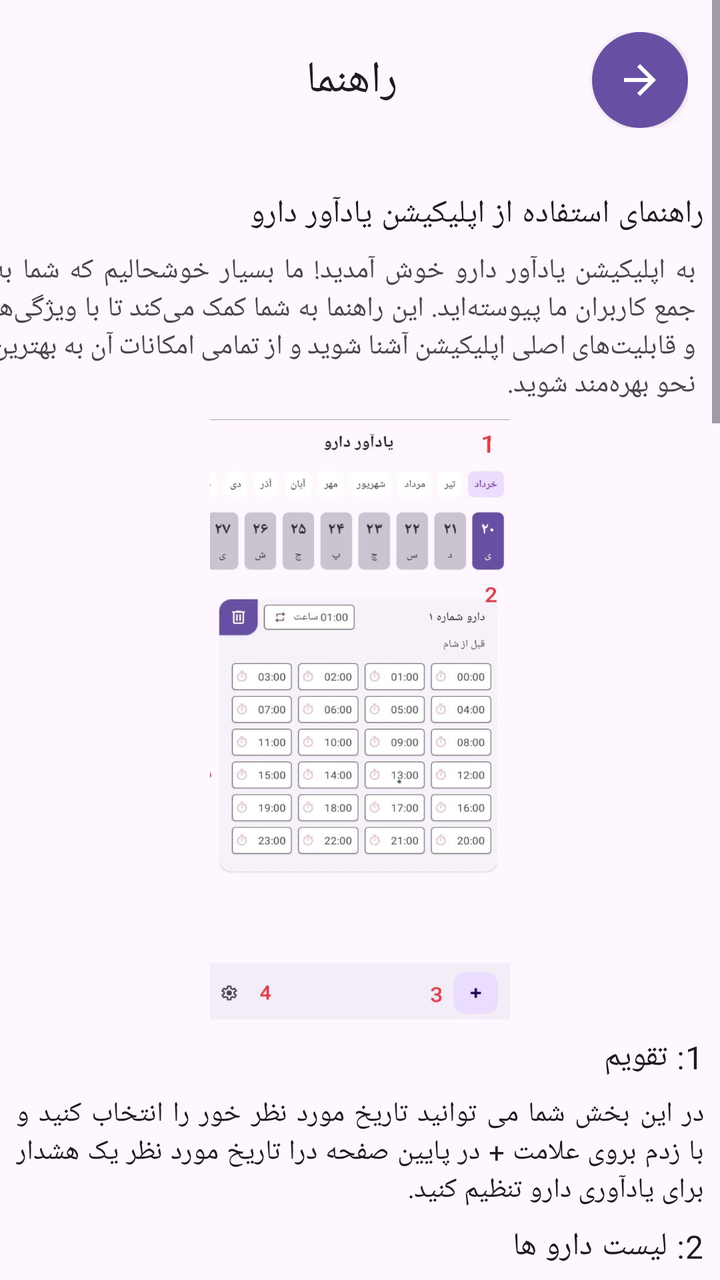
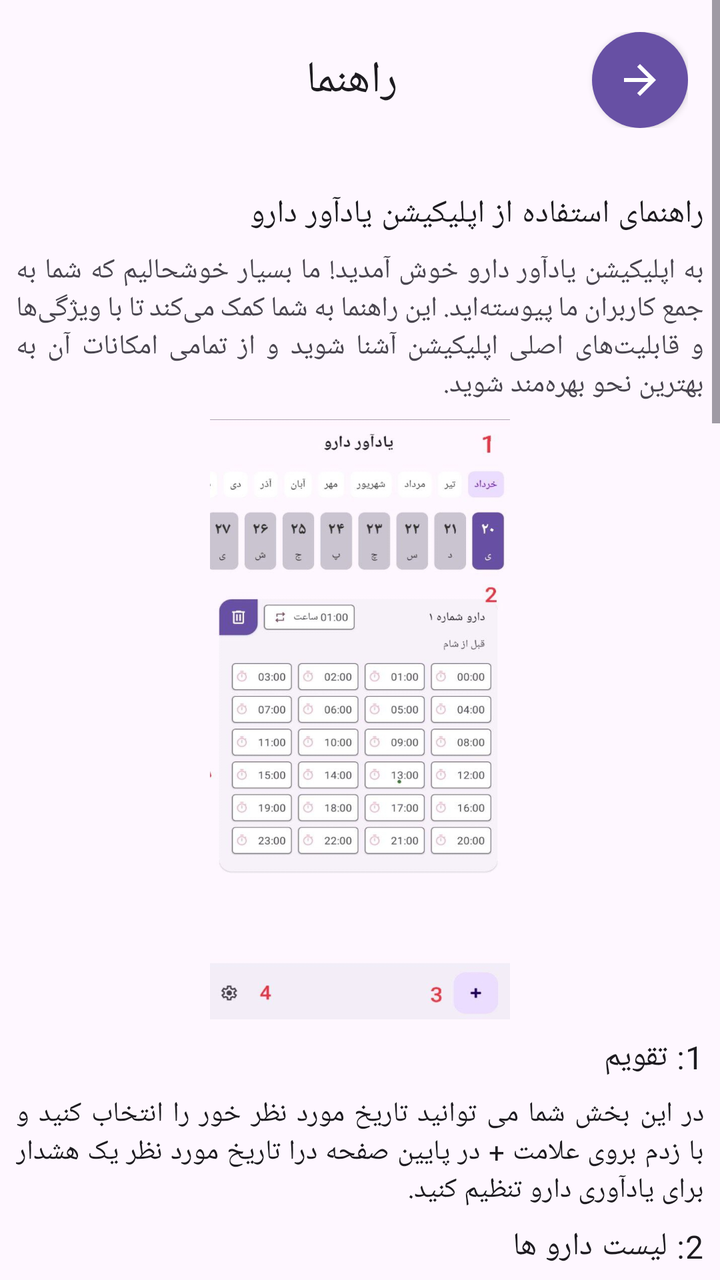

An Android layout rendered at two revisions. The XML below is the earlier revision; the diff shows what the commit changed to produce the second picture.
<!-- AndroidManifest.xml: application theme Theme.PillReminder -->
<!-- res/layout/activity_guid.xml -->
<?xml version="1.0" encoding="utf-8"?>
<androidx.constraintlayout.widget.ConstraintLayout xmlns:android="http://schemas.android.com/apk/res/android"
    xmlns:app="http://schemas.android.com/apk/res-auto"
    xmlns:tools="http://schemas.android.com/tools"
    android:layout_width="match_parent"
    android:layout_height="match_parent"
    tools:context=".Activity.GuidActivity">

    <ScrollView
        android:layout_width="match_parent"
        android:layout_height="match_parent"
        app:layout_constraintBottom_toBottomOf="parent"
        app:layout_constraintEnd_toEndOf="parent"
        app:layout_constraintStart_toStartOf="parent"
        app:layout_constraintTop_toTopOf="parent">

        <LinearLayout
            android:layout_width="match_parent"
            android:layout_height="wrap_content"
            android:gravity="center"
            android:layoutDirection="rtl"
            android:orientation="vertical">

            <androidx.constraintlayout.widget.ConstraintLayout
                android:id="@+id/constraintLayout"
                android:layout_width="match_parent"
                android:layout_height="match_parent"
                android:orientation="horizontal"
                android:padding="16dp"
                app:layout_constraintEnd_toEndOf="parent"
                app:layout_constraintStart_toStartOf="parent"
                app:layout_constraintTop_toTopOf="parent">

                <TextView
                    android:id="@+id/textView3"
                    android:layout_width="0dp"
                    android:layout_height="wrap_content"
                    android:layout_marginStart="8dp"
                    android:gravity="center"
                    android:text="راهنما"
                    android:textAppearance="@style/TextAppearance.Material3.TitleLarge"
                    app:layout_constraintBottom_toBottomOf="@+id/backBtn"
                    app:layout_constraintEnd_toEndOf="parent"
                    app:layout_constraintStart_toStartOf="parent"
                    app:layout_constraintTop_toTopOf="parent" />

                <ImageView
                    android:id="@+id/backBtn"
                    android:layout_width="wrap_content"
                    android:layout_height="wrap_content"
                    android:layout_gravity="start"
                    android:background="@drawable/button_background"
                    android:clickable="true"
                    android:contentDescription="@string/app_name"
                    android:elevation="2dp"
                    android:focusable="true"
                    android:padding="12dp"
                    android:tint="@color/white"
                    app:layout_constraintBottom_toBottomOf="parent"
                    app:layout_constraintStart_toStartOf="parent"
                    app:layout_constraintTop_toTopOf="parent"
                    app:srcCompat="@drawable/ic_arrow_back"
                    tools:ignore="UseAppTint" />

            </androidx.constraintlayout.widget.ConstraintLayout>

            <TextView
                android:id="@+id/textView7"
                android:layout_width="match_parent"
                android:layout_height="wrap_content"
                android:layout_marginHorizontal="8dp"
                android:layout_marginTop="16dp"
                android:text="راهنمای استفاده از اپلیکیشن یادآور دارو "
                android:textAppearance="@style/TextAppearance.Material3.BodyLarge" />

            <TextView
                android:id="@+id/textView9"
                android:layout_width="match_parent"
                android:layout_height="wrap_content"
                android:layout_marginStart="8dp"
                android:layout_marginTop="8dp"
                android:justificationMode="inter_word"
                android:text="به اپلیکیشن یادآور دارو خوش آمدید! ما بسیار خوشحالیم که شما به جمع کاربران ما پیوسته‌اید. این راهنما به شما کمک می‌کند تا با ویژگی‌ها و قابلیت‌های اصلی اپلیکیشن آشنا شوید و از تمامی امکانات آن به بهترین نحو بهره‌مند شوید." />

            <ImageView
                android:id="@+id/imageView"
                android:layout_width="150dp"
                android:layout_height="300dp"
                android:layout_marginTop="8dp"
                android:scaleType="fitXY"
                app:srcCompat="@drawable/image_1" />

            <TextView
                android:id="@+id/textView10"
                android:layout_width="match_parent"
                android:layout_height="wrap_content"
                android:layout_marginStart="8dp"
                android:layout_marginTop="8dp"
                android:layout_marginEnd="8dp"
                android:text="1: تقویم"
                android:textAppearance="@style/TextAppearance.Material3.BodyLarge"
                tools:layout_marginTop="8dp" />

            <TextView
                android:id="@+id/textView11"
                android:layout_width="match_parent"
                android:layout_height="wrap_content"
                android:layout_marginStart="8dp"
                android:layout_marginTop="8dp"
                android:layout_marginEnd="8dp"
                android:justificationMode="inter_word"
                android:text="در این بخش شما می توانید تاریخ مورد نظر خور را انتخاب کنید و با زدم بروی علامت + در پایین صفحه درا تاریخ مورد نظر یک هشدار برای یادآوری دارو تنظیم کنید."
                android:textAppearance="@style/TextAppearance.Material3.BodyMedium" />

            <TextView
                android:id="@+id/textView12"
                android:layout_width="match_parent"
                android:layout_height="wrap_content"
                android:layout_marginStart="8dp"
                android:layout_marginTop="8dp"
                android:layout_marginEnd="8dp"
                android:text="2: لیست دارو ها"
                android:textAppearance="@style/TextAppearance.Material3.BodyLarge" />

            <TextView
                android:id="@+id/textView13"
                android:layout_width="match_parent"
                android:layout_height="wrap_content"
                android:layout_marginStart="8dp"
                android:layout_marginTop="8dp"
                android:layout_marginEnd="8dp"
                android:justificationMode="inter_word"
                android:text="در این بخش لیست تمام دارو هایی که  در آن تاریخ انتخاب شده نمایش داده می شود."
                android:textAppearance="@style/TextAppearance.Material3.BodyMedium" />

            <TextView
                android:id="@+id/textView14"
                android:layout_width="match_parent"
                android:layout_height="wrap_content"
                android:layout_marginStart="8dp"
                android:layout_marginTop="8dp"
                android:text="3: افزودن یادآور"
                android:textAppearance="@style/TextAppearance.Material3.BodyLarge" />

            <TextView
                android:id="@+id/textView15"
                android:layout_width="match_parent"
                android:layout_height="wrap_content"
                android:layout_marginStart="8dp"
                android:layout_marginTop="8dp"
                android:layout_marginEnd="8dp"
                android:text="با فشردن علامت + وارد صفحه افزودن یادآور دارو می شود."
                android:textAppearance="@style/TextAppearance.Material3.BodyMedium" />

            <ImageView
                android:id="@+id/imageView3"
                android:layout_width="200dp"
                android:layout_height="450dp"
                android:layout_marginTop="8dp"
                android:adjustViewBounds="true"
                android:scaleType="fitXY"
                app:srcCompat="@drawable/image_2" />

            <TextView
                android:id="@+id/textView16"
                android:layout_width="match_parent"
                android:layout_height="wrap_content"
                android:layout_marginStart="8dp"
                android:layout_marginTop="8dp"
                android:layout_marginEnd="8dp"
                android:justificationMode="inter_word"
                android:text="در این صفحه شما می تونید یک هشدار برای یادآوری زمان مصرف دارو تنظیم کنید.\n
دارو: در این بخش می توانید نام دارو و یک توضیح برای نحوه مصرف دارو تنظیم کنید.\n
زمان یادآوری: در این بخش باید بازه تکراری هشدار را تنظیم کنید به عنوان مثال هر 8 ساعت\n
توجه داشته باشید زمان یادآوری نمی تواند کمتر از 1 ساعت یعنی 00:59 تنظیم شود.\n
در این بخش تاریخ شروع را که در صفحه قبل انتخاب کرده اید نمایش می دهدو همچنین میتوانید ساعت شروع هشدارها را تنظیم نمایید.\n
در بخش زنگ هشدار شما می توانید برای هشداری که تنظیم کرده اید اهنگ هر دارو را متفاوت تنظیم کنید.\n
در قسمت زمان بدی شما می توانید یک دارو را به صورت ادامه دار(به مدت 60 روز)تنظیک کنید با با استفاده از گزینه مدت محدود در بازه 1 تا 15 روز مدت زمان اجرای هشدار را تنظیم نمایید."
                android:textAppearance="@style/TextAppearance.Material3.BodyMedium" />

            <TextView
                android:id="@+id/textView19"
                android:layout_width="match_parent"
                android:layout_height="wrap_content"
                android:layout_marginStart="8dp"
                android:layout_marginTop="8dp"
                android:layout_marginEnd="8dp"
                android:layout_marginRight="8dp"
                android:text="4: تنظیمات"
                android:textAppearance="@style/TextAppearance.Material3.BodyLarge"
                app:layout_constraintEnd_toEndOf="parent" />

            <ImageView
                android:id="@+id/imageView4"
                android:layout_width="150dp"
                android:layout_height="300dp"
                android:layout_marginTop="8dp"
                android:adjustViewBounds="true"
                android:scaleType="fitXY"
                app:srcCompat="@drawable/image_3" />

            <TextView
                android:id="@+id/textView20"
                android:layout_width="match_parent"
                android:layout_height="wrap_content"
                android:layout_margin="8dp"
                android:justificationMode="inter_word"
                android:text="مهم ترین بخش ها در این صفحه تنظیم تعویق است که شما میتوانید یک عدد بین 1 تا 15 دقیقه برای تعویق هشدار تنظیم کنید.\n
بخش مهم دیگه ارسال پیامک است که می توانید با فعال کردن گزینه ارسال پیام و وارد کردن شماره زمان ارسال هر هشدار یک پیامک به شماره ای که وارد کرده اید ارسال می شود."
                android:textAppearance="@style/TextAppearance.Material3.BodyMedium" />

        </LinearLayout>
    </ScrollView>
</androidx.constraintlayout.widget.ConstraintLayout>
<!-- resources referenced by this layout -->
<resources>
  <color name="white">#FFFFFFFF</color>
  <!-- drawable button_background (drawable) -->
  <?xml version="1.0" encoding="utf-8"?>
  <selector xmlns:android="http://schemas.android.com/apk/res/android">
  
      <item>
          <shape android:shape="oval">
              <solid android:color="?attr/colorPrimary"/>
          </shape>
      </item>
  
  </selector>
  <!-- drawable ic_arrow_back (drawable) -->
  <vector xmlns:android="http://schemas.android.com/apk/res/android"
      android:width="24dp"
      android:height="24dp"
      android:viewportWidth="960"
      android:viewportHeight="960"
      android:tint="?attr/colorControlNormal"
      android:autoMirrored="true">
    <path
        android:fillColor="@android:color/white"
        android:pathData="M313,520L537,744L480,800L160,480L480,160L537,216L313,440L800,440L800,520L313,520Z"/>
  </vector>
  <!-- drawable image_1: jpg bitmap (drawable, 69931 bytes) -->
  <!-- drawable image_2: jpg bitmap (drawable, 37944 bytes) -->
  <!-- drawable image_3: jpg bitmap (drawable, 31167 bytes) -->
  <string name="app_name">یادآور دارو</string>
  <style name="Theme.PillReminder" parent="Base.Theme.PillReminder" />
  <style name="Base.Theme.PillReminder" parent="Theme.Material3.Light.NoActionBar">
          
          
      </style>
</resources>

<!-- the commit's change to res/layout/activity_guid.xml (unified diff, before → after) -->
@@ -79,6 +79,7 @@
                 android:layout_height="wrap_content"
                 android:layout_marginStart="8dp"
                 android:layout_marginTop="8dp"
+                android:layout_marginEnd="8dp"
                 android:justificationMode="inter_word"
                 android:text="به اپلیکیشن یادآور دارو خوش آمدید! ما بسیار خوشحالیم که شما به جمع کاربران ما پیوسته‌اید. این راهنما به شما کمک می‌کند تا با ویژگی‌ها و قابلیت‌های اصلی اپلیکیشن آشنا شوید و از تمامی امکانات آن به بهترین نحو بهره‌مند شوید." />
 
